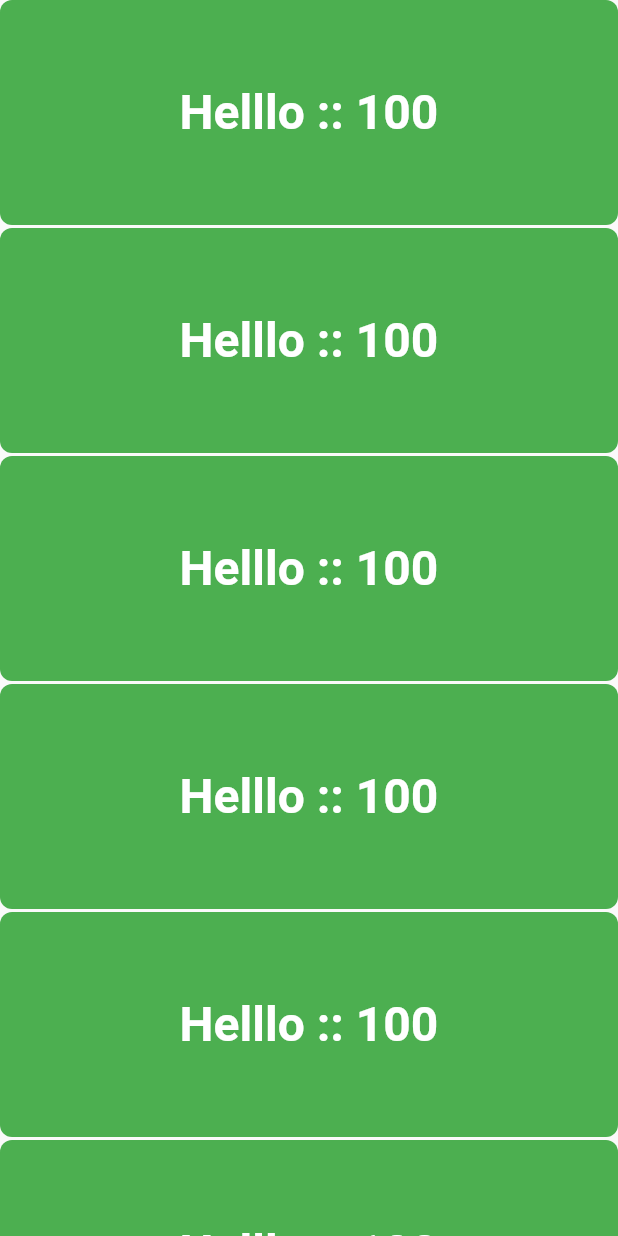
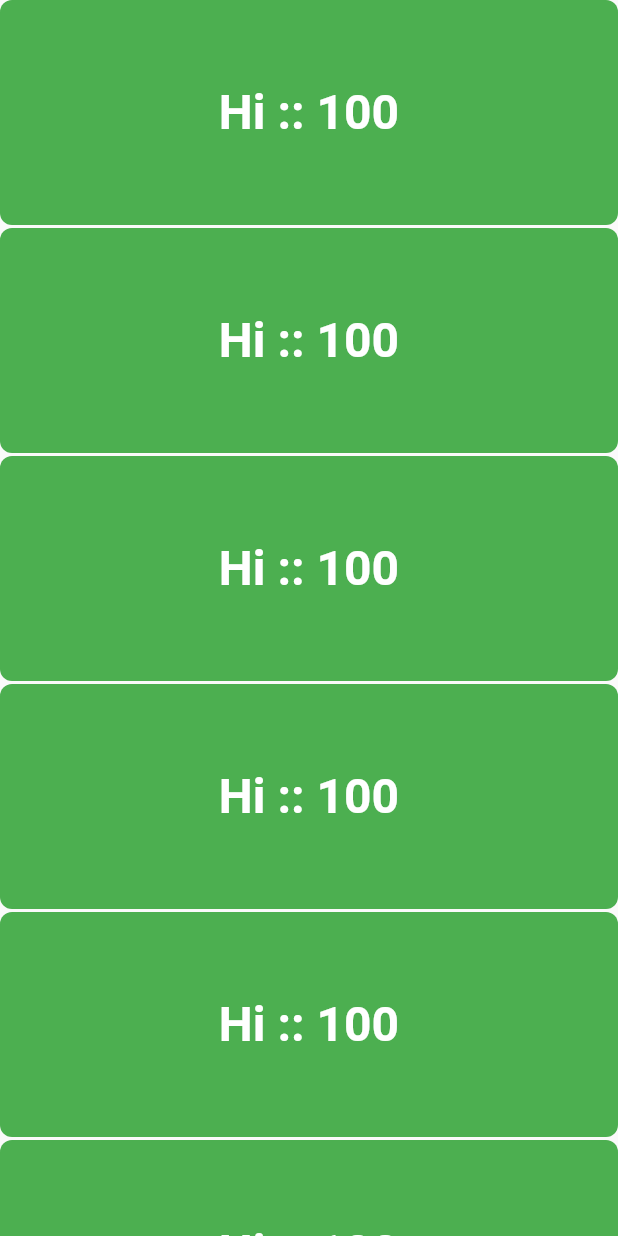
Before and after one commit to kodeflutter/flutter_application_1, a Flutter app: the screen it shows after launch, on a phone screen of 412 x 824 dp. Run offline on Flutter 3.47's test engine with Material 2 defaults, Android fonts, the phone set to English and light mode, and no system bars.

Commit message:
list view builder .

```diff
--- a/lib/main.dart
+++ b/lib/main.dart
@@ -4,8 +4,9 @@ void main() {
   runApp(
     MaterialApp(
       home: Scaffold(
-        body: ListView(
-          children: List.filled(10, const SampleContainer(message: "Helllo")),
+        body: ListView.builder(
+          itemBuilder: ((context, index) => SampleContainer(message: "Hi")),
+          itemCount: 10,
         ),
       ),
     ),
@@ -32,7 +33,7 @@ class SampleContainer extends StatelessWidget {
       child: Text(
         '$message :: $count',
         textDirection: TextDirection.ltr,
-        style: TextStyle(
+        style: const TextStyle(
           color: Colors.white,
           fontSize: 32,
           fontWeight: FontWeight.bold,
```
